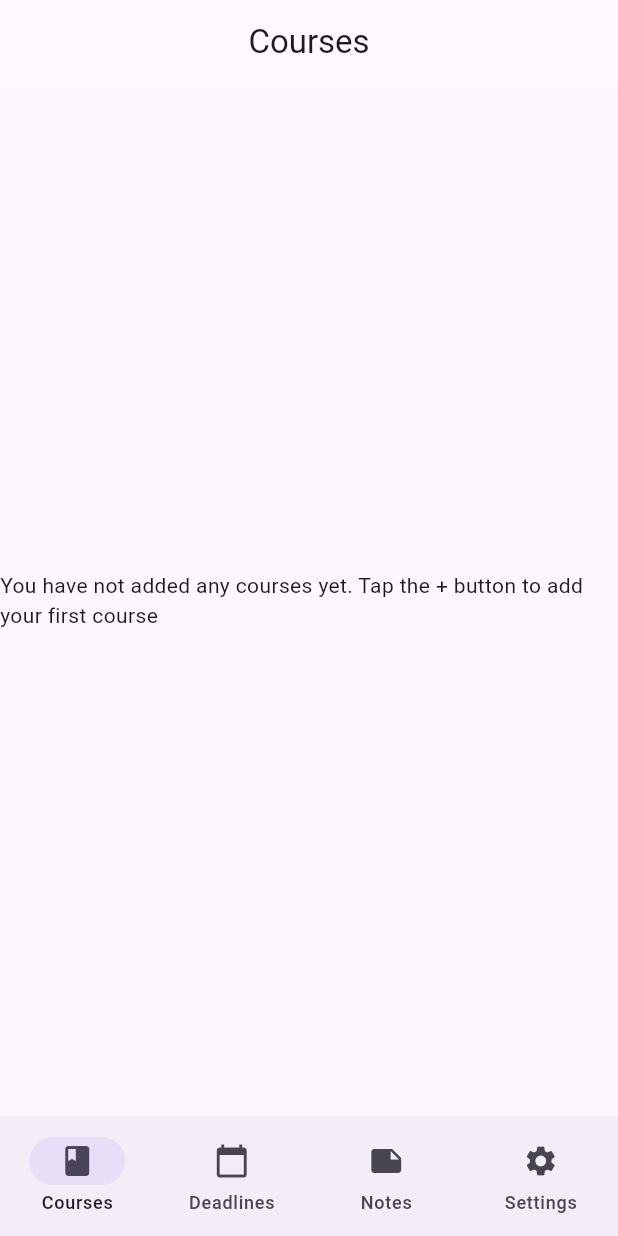
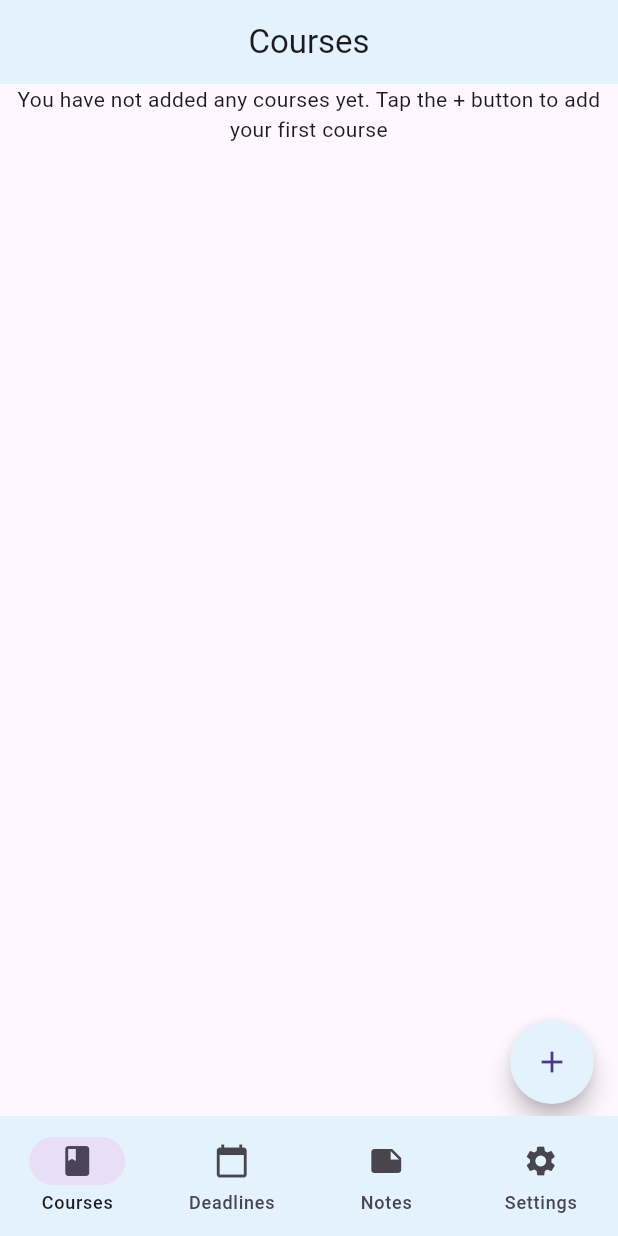
Before and after one commit to hscdexolusion/coursecompanion, a Flutter app: the screen it shows after launch, on a phone screen of 412 x 824 dp. Run offline on Flutter 3.47's test engine with Material 3 defaults, Android fonts, the phone set to English and light mode, and no system bars.

Commit message:
improved the course_screen and added the floating action button

```diff
--- a/lib/views/pages/courses_screen.dart
+++ b/lib/views/pages/courses_screen.dart
@@ -9,11 +9,28 @@ class CoursesScreen extends StatelessWidget {
       appBar: AppBar(
         title: Text('Courses'),
         centerTitle: true,
-        backgroundColor: Colors.white24,
+        backgroundColor: Colors.blue[50],
       ),
       body: Center(
-        child: Text('You have not added any courses yet. Tap the + button to add your first course'),
+        child: Column
+        (
+          children: [
+             Text('You have not added any courses yet. Tap the + button to add your first course', textAlign: TextAlign.center,),          ]
+          ),
+
       ),
+      floatingActionButton:   Padding(
+        padding: const EdgeInsets.only(bottom: 8.0),
+        child: FloatingActionButton(
+                backgroundColor: Colors.blue[50],
+                onPressed: () {
+               },
+               tooltip: 'Increment',
+               shape: const CircleBorder(),
+               child: Icon(Icons.add),
+               ),
+      ),
+      floatingActionButtonLocation: FloatingActionButtonLocation.endDocked,
 
 
     );
--- a/lib/views/pages/deadlines_screen.dart
+++ b/lib/views/pages/deadlines_screen.dart
@@ -8,7 +8,9 @@ class DeadlinesScreen extends StatelessWidget {
     return Scaffold(
       appBar: AppBar(
         title: Text('Deadlines'),
-        centerTitle: true,),
+        centerTitle: true,
+        backgroundColor: Colors.blue[50],
+        ),
 
     );
   }
--- a/lib/views/pages/notes_screen.dart
+++ b/lib/views/pages/notes_screen.dart
@@ -8,7 +8,9 @@ class NotesScreen extends StatelessWidget {
     return Scaffold(
       appBar: AppBar(
         title: Text('Notes'),
-        centerTitle: true,),
+        centerTitle: true,
+        backgroundColor: Colors.blue[50],
+        ),
 
     );
   }
--- a/lib/views/pages/settings_screen.dart
+++ b/lib/views/pages/settings_screen.dart
@@ -8,7 +8,9 @@ class SettingsScreen extends StatelessWidget {
     return Scaffold(
       appBar: AppBar(
         title: Text('Settings'),
-        centerTitle: true,),
+        centerTitle: true,
+        backgroundColor: Colors.blue[50],
+        ),
 
     );
   }
--- a/lib/views/widget_tree.dart
+++ b/lib/views/widget_tree.dart
@@ -24,10 +24,12 @@ class _WidgetTreeState extends State<WidgetTree> {
   @override
   Widget build(BuildContext context) {
     return Scaffold(
+
       body: pages[currentIndex],
        bottomNavigationBar: NavigationBarTheme(
         data: NavigationBarThemeData(
           //   indicatorColor: Colors.blue,
+          backgroundColor: Colors.blue[50]
         ),
          child: NavigationBar(
           onDestinationSelected: (value) {
```
